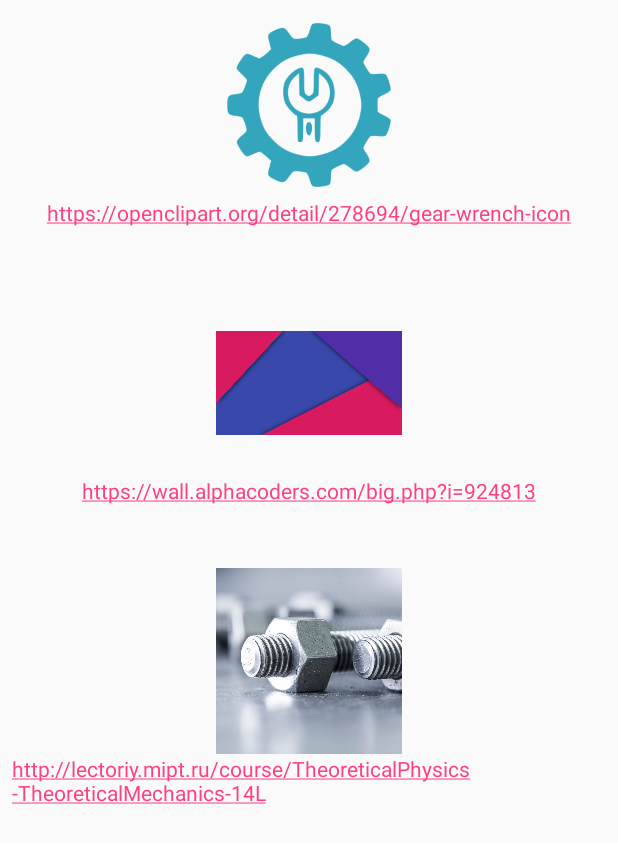
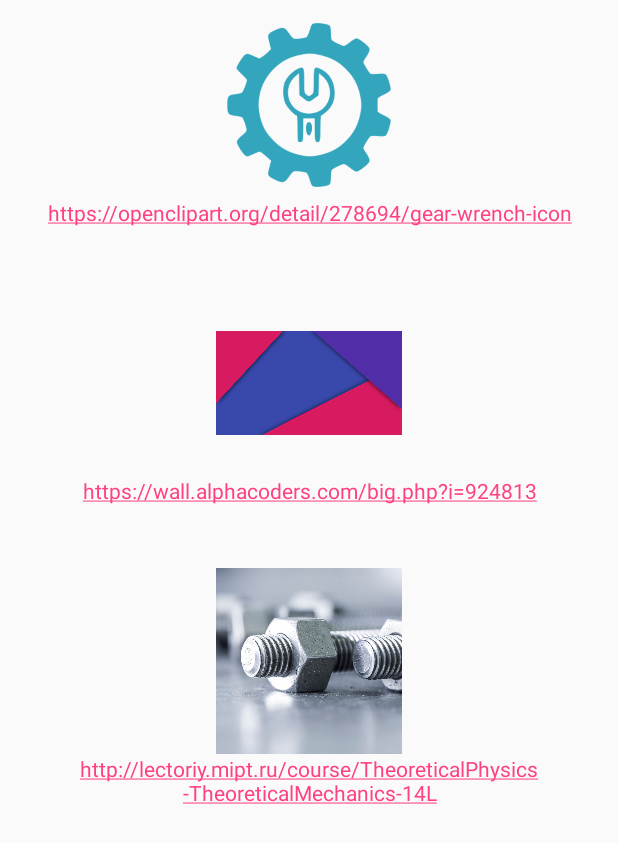
Before and after one commit to Kackerlacka/Mechie, an Android app: the layout main_sources.xml on its own in the app's theme, with its tools: preview values and no code run, on a phone screen of 412 x 824 dp. Shown: the top 843 px of the screen. Run offline under Robolectric (Android 15) with nearby library versions, the phone set to English and light mode, and no system bars.

Commit message:
Improved Sources page

```diff
--- a/app/src/main/res/layout/main_sources.xml
+++ b/app/src/main/res/layout/main_sources.xml
@@ -16,9 +16,9 @@
             android:layout_gravity="center_horizontal"/>
 
         <TextView
-            android:layout_width="wrap_content"
+            android:layout_width="match_parent"
             android:layout_height="wrap_content"
-            android:layout_gravity="center_horizontal"
+            android:gravity="center_horizontal"
             android:text="https://openclipart.org/detail/278694/gear-wrench-icon"
             android:autoLink="all"
             android:clickable="true"
@@ -36,9 +36,9 @@
             android:layout_gravity="center_horizontal"/>
 
         <TextView
-            android:layout_width="wrap_content"
+            android:layout_width="match_parent"
             android:layout_height="wrap_content"
-            android:layout_gravity="center_horizontal"
+            android:gravity="center_horizontal"
             android:text="https://wall.alphacoders.com/big.php?i=924813"
             android:autoLink="all"
             android:clickable="true"
@@ -56,9 +56,9 @@
             android:layout_gravity="center_horizontal"/>
 
         <TextView
-            android:layout_width="wrap_content"
+            android:layout_width="match_parent"
             android:layout_height="wrap_content"
-            android:layout_gravity="center_horizontal"
+            android:gravity="center_horizontal"
             android:text="http://lectoriy.mipt.ru/course/TheoreticalPhysics-TheoreticalMechanics-14L"
             android:autoLink="all"
             android:clickable="true"
```
